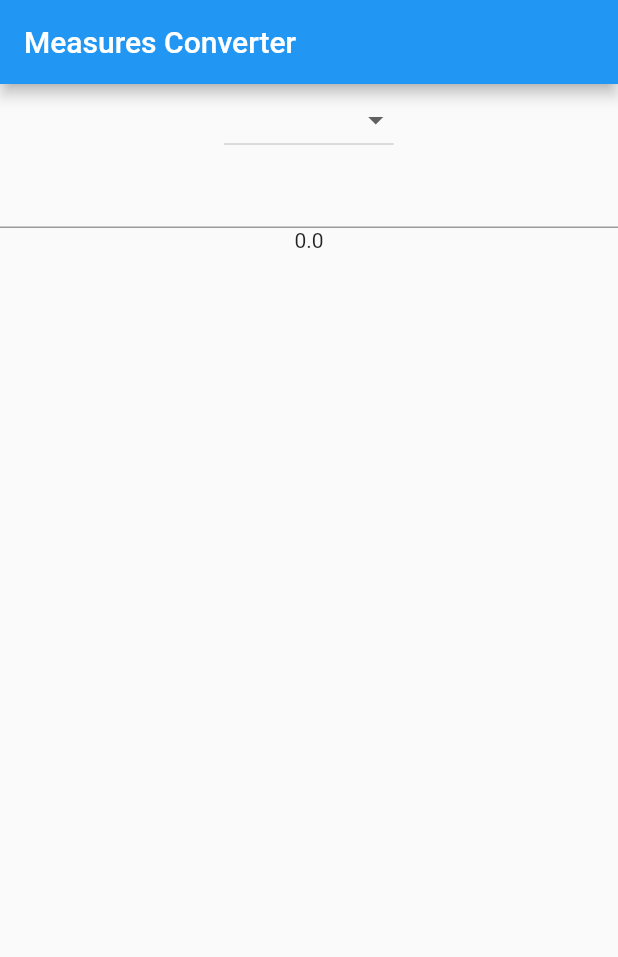
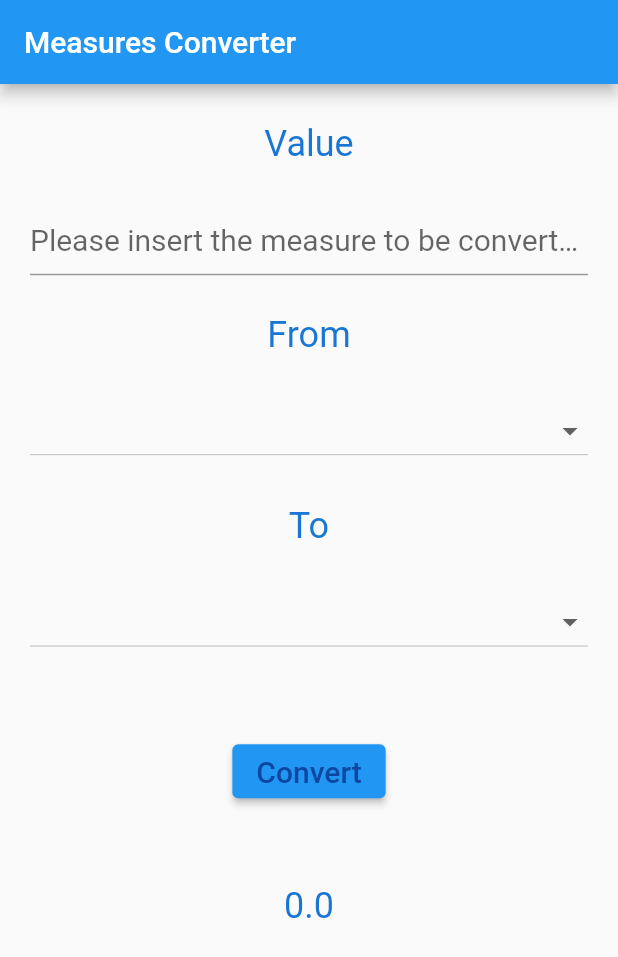
Before and after one commit to yradov/unit_converter, a Flutter app: the screen it shows after launch, on a phone screen of 412 x 824 dp. Shown: the top 957 px of the screen. Run offline on Flutter 3.47's test engine with Material 2 defaults, Android fonts, the phone set to English and light mode, and no system bars.

Commit message:
+ + all UI

```diff
--- a/lib/main.dart
+++ b/lib/main.dart
@@ -10,6 +10,7 @@ class MyApp extends StatefulWidget {
 class MyAppState extends State<MyApp> {
   double? _numberForm;
   String? _startMeasure;
+  String? _convertedMeasure;
   final List<String> _measures = [
     'meters',
     'kilometers',
@@ -29,14 +30,51 @@ class MyAppState extends State<MyApp> {
 
   @override
   Widget build(BuildContext context) {
+    final TextStyle inputStyle = TextStyle(
+      fontSize: 20,
+      color: Colors.blue[900],
+    );
+
+    final TextStyle labelStyle = TextStyle(
+      fontSize: 24,
+      color: Colors.blue[700],
+    );
+
     return MaterialApp(
       title: 'Measures Converter',
       home: Scaffold(
-          appBar: AppBar(title: Text('Measures Converter')),
-          body: Center(
+        appBar: AppBar(title: const Text('Measures Converter')),
+        body: Container(
+          padding: const EdgeInsets.symmetric(horizontal: 20),
           child: Column(
             children: [
+              const Spacer(),
+              Text(
+                'Value',
+                style: labelStyle,
+              ),
+              const Spacer(),
+              TextField(
+                  style: inputStyle,
+                  decoration: const InputDecoration(
+                    hintText: "Please insert the measure to be converted",
+                  ),
+                  onChanged: (text) {
+                    var rv = double.tryParse(text);
+                    //rv ??= 0;
+                    setState(() {
+                      _numberForm = rv;
+                    });
+                  }),
+              const Spacer(),
+              Text(
+                'From',
+                style: labelStyle,
+              ),
+              const Spacer(),
               DropdownButton(
+                isExpanded: true,
+                style: inputStyle,
                 items: _measures.map((String value) {
                   return DropdownMenuItem<String>(
                     value: value,
@@ -50,17 +88,50 @@ class MyAppState extends State<MyApp> {
                 },
                 value: _startMeasure,
               ),
-                TextField(onChanged: (text) {
-                  var rv = double.tryParse(text);
-                  //rv ??= 0;
+              const Spacer(),
+              Text(
+                'To',
+                style: labelStyle,
+              ),
+              const Spacer(),
+              DropdownButton(
+                isExpanded: true,
+                style: inputStyle,
+                items: _measures.map((String value) {
+                  return DropdownMenuItem<String>(
+                    value: value,
+                    child: Text(
+                      value,
+                      style: inputStyle,
+                    ),
+                  );
+                }).toList(),
+                onChanged: (value) {
                   setState(() {
-                    _numberForm = rv;
+                    _convertedMeasure = value.toString();
                   });
-                }),
-                Text((_numberForm == null) ? '0' : _numberForm.toString())
+                },
+                value: _convertedMeasure,
+              ),
+              const Spacer(
+                flex: 2,
+              ),
+              ElevatedButton(
+                child: Text("Convert", style: inputStyle),
+                onPressed: () => true,
+              ),
+              const Spacer(
+                flex: 2,
+              ),
+              Text((_numberForm == null) ? '' : _numberForm.toString(),
+                  style: labelStyle),
+              const Spacer(
+                flex: 8,
+              ),
             ],
           ),
-          )),
+        ),
+      ),
     );
   }
 }
```
Lines whose indentation alone changed are shown as unchanged.
